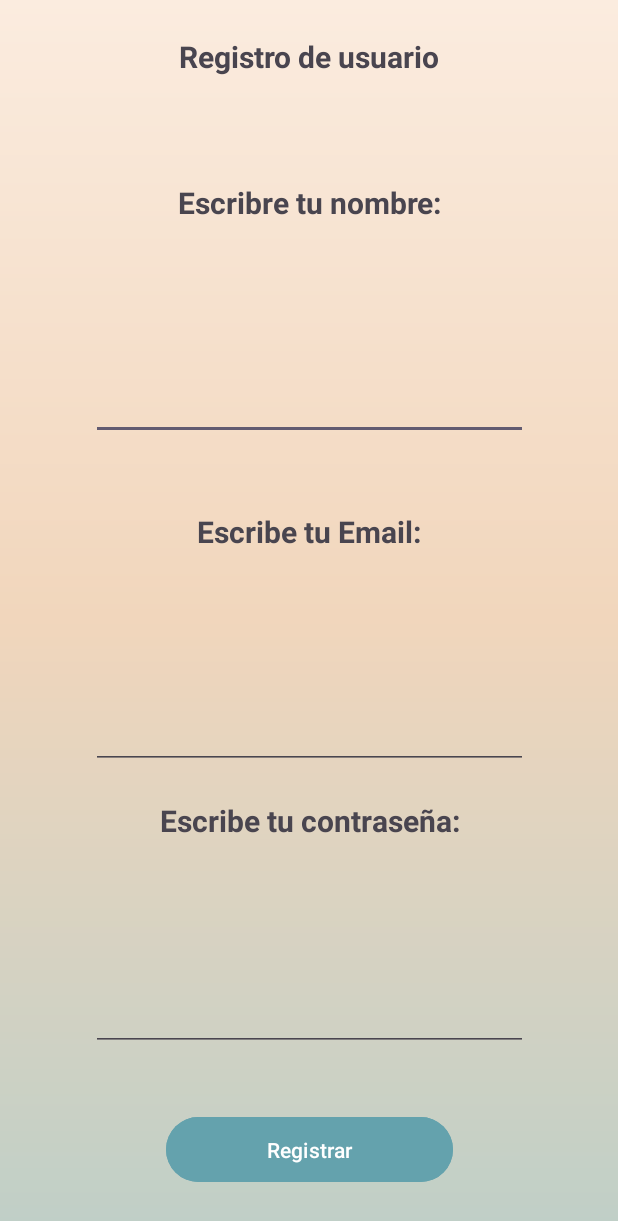
After one commit to cathysulbaran/Proyecto_front_csb, an Android app: the registro screen opened directly, with no data from a screen before it, on a phone screen of 412 x 824 dp. The commit adds this screen. Shown: the top 1221 px of the screen. Run offline under Robolectric (Android 15) with nearby library versions, the phone set to English and light mode, and no system bars; our stand-ins replace Firebase (no records; nobody signed in at launch, a user with empty details on screens opened directly).

Commit message:
pantalla de crear usuario con registro

```diff
--- a/app/src/main/java/com/example/proyecto_front_csb/Login.java
+++ b/app/src/main/java/com/example/proyecto_front_csb/Login.java
@@ -9,6 +9,7 @@ import android.os.Bundle;
 import android.view.View;
 import android.widget.Button;
 import android.widget.EditText;
+import android.widget.TextView;
 import android.widget.Toast;
 
 import com.google.android.gms.tasks.OnCompleteListener;
@@ -21,6 +22,8 @@ public class Login extends AppCompatActivity {
     private EditText edt_contrasena;
     private Button bt_login;
 
+    private TextView tv_registro;
+
     @Override
     protected void onCreate(Bundle savedInstanceState) {
         super.onCreate(savedInstanceState);
@@ -29,11 +32,20 @@ public class Login extends AppCompatActivity {
         edt_username = findViewById(R.id.edtUsuario);
         edt_contrasena = findViewById(R.id.edtContrasena);
         bt_login = findViewById(R.id.btLogin);
+        tv_registro = findViewById(R.id.tv_Registro);
 
         bt_login.setOnClickListener(new View.OnClickListener() {
             @Override
             public void onClick(View v) {
-                Iniciar_MainSinUsuario();
+                Iniciar_Main();
+            }
+        });
+
+        tv_registro.setOnClickListener(new View.OnClickListener() {
+            @Override
+            public void onClick(View v) {
+                Intent intent = new Intent(Login.this, registro.class);
+                startActivity(intent);
             }
         });
 
--- /dev/null
+++ b/app/src/main/java/com/example/proyecto_front_csb/registro.java
@@ -0,0 +1,61 @@
+package com.example.proyecto_front_csb;
+
+import androidx.annotation.NonNull;
+import androidx.appcompat.app.AppCompatActivity;
+
+import android.content.Intent;
+import android.os.Bundle;
+import android.view.View;
+import android.widget.Button;
+import android.widget.EditText;
+import android.widget.Toast;
+
+import com.google.android.gms.tasks.OnCompleteListener;
+import com.google.android.gms.tasks.Task;
+import com.google.firebase.auth.AuthResult;
+import com.google.firebase.auth.FirebaseAuth;
+
+public class registro extends AppCompatActivity {
+
+    private EditText edt_username;
+    private EditText edt_contrasena;
+    private EditText edt_correo;
+    private Button bt_crear;
+
+
+    @Override
+    protected void onCreate(Bundle savedInstanceState) {
+        super.onCreate(savedInstanceState);
+        setContentView(R.layout.activity_registro);
+
+        edt_username = findViewById(R.id.edtNombre);
+        edt_contrasena = findViewById(R.id.edtContrasena);
+        edt_correo = findViewById(R.id.edtEmail);
+        bt_crear = findViewById(R.id.btCrear);
+
+        bt_crear.setOnClickListener(new View.OnClickListener() {
+            @Override
+            public void onClick(View v) {
+                Crear_Usuario();
+            }
+        });
+    }
+
+    public void Crear_Usuario(){
+        FirebaseAuth.getInstance().createUserWithEmailAndPassword(edt_correo.getText().toString(), edt_contrasena.getText().toString())
+                .addOnCompleteListener(new OnCompleteListener<AuthResult>() {
+                    @Override
+                    public void onComplete(@NonNull Task<AuthResult> task) {
+                        if(task.isSuccessful()){
+                            Toast.makeText(registro.this, "Cuenta creada correctamente.", Toast.LENGTH_SHORT).show();
+                            Intent intent = new Intent(registro.this, Login.class);
+                            startActivity(intent);
+                        }else {
+                            Toast.makeText(registro.this, "La cuenta no se ha podido crear correctamente.", Toast.LENGTH_SHORT).show();
+                        }
+                    }
+                });
+    }
+
+
+}
--- a/app/src/main/res/layout/activity_login.xml
+++ b/app/src/main/res/layout/activity_login.xml
@@ -8,56 +8,65 @@
     android:gravity="center"
     android:padding="16dp"
     tools:context=".Login">
+
     <LinearLayout
-        android:layout_width="match_parent"
-        android:layout_height="wrap_content"
+        android:layout_width="380dp"
+        android:layout_height="511dp"
         android:gravity="center"
-        android:orientation="vertical"
-        >
+        android:orientation="vertical">
+
         <ImageView
             android:layout_width="160dp"
             android:layout_height="160dp"
             android:src="@drawable/icon_account_circle">
 
         </ImageView>
+
         <EditText
             android:id="@+id/edtUsuario"
             android:layout_width="match_parent"
             android:layout_height="wrap_content"
             android:layout_marginTop="32dp"
-            android:hint="Username"
+            android:background="@drawable/rounded_corner"
+            android:hint="Email"
+            android:inputType="text"
+            android:padding="18dp"
+            android:text=""
             android:textColor="@color/white"
-            android:inputType="text"
-            android:text=""
-            android:textSize="20sp"
-            android:background="@drawable/rounded_corner"
-            android:padding="18dp"
-            />
+            android:textSize="20sp" />
 
         <EditText
             android:id="@+id/edtContrasena"
             android:layout_width="match_parent"
             android:layout_height="wrap_content"
             android:layout_marginTop="16dp"
+            android:background="@drawable/rounded_corner"
             android:hint="Password"
+            android:inputType="textPassword"
+            android:padding="18dp"
+            android:text=""
             android:textColor="@color/white"
-            android:inputType="textPassword"
-            android:text=""
-            android:textSize="20sp"
-            android:background="@drawable/rounded_corner"
-            android:padding="18dp"
-            />
+            android:textSize="20sp" />
 
         <Button
             android:id="@+id/btLogin"
             android:layout_width="match_parent"
             android:layout_height="wrap_content"
-            android:text="Login"
+            android:layout_marginTop="32dp"
             android:backgroundTint="@color/boton_oscuro"
             android:padding="18dp"
-            android:layout_marginTop="32dp"
+            android:text="Login"
             android:textSize="20sp" />
 
+        <TextView
+            android:id="@+id/tv_Registro"
+            android:layout_width="wrap_content"
+            android:layout_height="wrap_content"
+            android:layout_marginTop="20dp"
+            android:text="Registrar "
+            android:textAlignment="center"
+            android:textSize="18dp"
+            android:textStyle="bold|italic" />
 
 
     </LinearLayout>
--- /dev/null
+++ b/app/src/main/res/layout/activity_registro.xml
@@ -0,0 +1,152 @@
+<?xml version="1.0" encoding="utf-8"?>
+<androidx.constraintlayout.widget.ConstraintLayout xmlns:android="http://schemas.android.com/apk/res/android"
+    xmlns:app="http://schemas.android.com/apk/res-auto"
+    xmlns:tools="http://schemas.android.com/tools"
+    android:layout_width="match_parent"
+    android:layout_height="match_parent"
+    tools:context=".registro"
+    android:background="@drawable/fondo_degradado"
+    android:gravity="center"
+    >
+
+    <androidx.constraintlayout.widget.Guideline
+        android:id="@+id/guideline16"
+        android:layout_width="wrap_content"
+        android:layout_height="wrap_content"
+        android:orientation="horizontal"
+        app:layout_constraintGuide_percent="0.366" />
+
+    <androidx.constraintlayout.widget.Guideline
+        android:id="@+id/guideline17"
+        android:layout_width="wrap_content"
+        android:layout_height="wrap_content"
+        android:orientation="horizontal"
+        app:layout_constraintGuide_percent="0.632" />
+
+    <EditText
+        android:id="@+id/edtNombre"
+        android:layout_width="291dp"
+        android:layout_height="58dp"
+        android:layout_marginBottom="8dp"
+        android:ems="10"
+        android:inputType="text"
+        app:layout_constraintBottom_toTopOf="@+id/guideline16"
+        app:layout_constraintEnd_toStartOf="@+id/guideline22"
+        app:layout_constraintStart_toStartOf="@+id/guideline21" />
+
+    <EditText
+        android:id="@+id/edtEmail"
+        android:layout_width="291dp"
+        android:layout_height="58dp"
+        android:layout_marginBottom="8dp"
+        android:ems="10"
+        android:inputType="textEmailAddress"
+        app:layout_constraintBottom_toTopOf="@+id/guideline17"
+        app:layout_constraintEnd_toStartOf="@+id/guideline22"
+        app:layout_constraintStart_toStartOf="@+id/guideline21" />
+
+    <EditText
+        android:id="@+id/edtContrasena"
+        android:layout_width="291dp"
+        android:layout_height="58dp"
+        android:layout_marginBottom="8dp"
+        android:ems="10"
+        android:inputType="textPassword"
+        app:layout_constraintBottom_toTopOf="@+id/guideline18"
+        app:layout_constraintEnd_toStartOf="@+id/guideline22"
+        app:layout_constraintStart_toStartOf="@+id/guideline21" />
+
+    <androidx.constraintlayout.widget.Guideline
+        android:id="@+id/guideline18"
+        android:layout_width="wrap_content"
+        android:layout_height="wrap_content"
+        android:orientation="horizontal"
+        app:layout_constraintGuide_percent="0.86" />
+
+    <Button
+        android:id="@+id/btCrear"
+        android:layout_width="191dp"
+        android:layout_height="51dp"
+        android:backgroundTint="@color/boton_oscuro"
+        android:text="Registrar"
+        app:layout_constraintBottom_toBottomOf="parent"
+        app:layout_constraintEnd_toEndOf="parent"
+        app:layout_constraintStart_toStartOf="parent"
+        app:layout_constraintTop_toTopOf="@+id/guideline18" />
+
+    <androidx.constraintlayout.widget.Guideline
+        android:id="@+id/guideline19"
+        android:layout_width="wrap_content"
+        android:layout_height="wrap_content"
+        android:orientation="horizontal"
+        app:layout_constraintGuide_percent="0.1" />
+
+    <TextView
+        android:id="@+id/tv_texto"
+        android:layout_width="289dp"
+        android:layout_height="35dp"
+        android:text="Registro de usuario"
+        android:textAlignment="center"
+        android:textSize="20sp"
+        android:textStyle="bold"
+        app:layout_constraintBottom_toTopOf="@+id/guideline19"
+        app:layout_constraintEnd_toEndOf="parent"
+        app:layout_constraintStart_toStartOf="parent"
+        app:layout_constraintTop_toTopOf="parent" />
+
+    <TextView
+        android:id="@+id/textView13"
+        android:layout_width="289dp"
+        android:layout_height="75dp"
+        android:text="Escribre tu nombre:"
+        android:textAlignment="center"
+        android:textSize="20sp"
+        android:textStyle="bold"
+        app:layout_constraintBottom_toTopOf="@+id/edtNombre"
+        app:layout_constraintEnd_toStartOf="@+id/guideline22"
+        app:layout_constraintStart_toStartOf="@+id/guideline21"
+        app:layout_constraintTop_toTopOf="@+id/guideline19" />
+
+    <TextView
+        android:id="@+id/textView14"
+        android:layout_width="289dp"
+        android:layout_height="75dp"
+        android:text="Escribe tu Email:"
+        android:textAlignment="center"
+        android:textSize="20sp"
+        android:textStyle="bold"
+        app:layout_constraintBottom_toTopOf="@+id/edtEmail"
+        app:layout_constraintEnd_toStartOf="@+id/guideline22"
+        app:layout_constraintStart_toStartOf="@+id/guideline21"
+        app:layout_constraintTop_toTopOf="@+id/guideline16" />
+
+    <TextView
+        android:id="@+id/textView15"
+        android:layout_width="289dp"
+        android:layout_height="75dp"
+        android:text="Escribe tu contraseña:"
+        android:textAlignment="center"
+        android:textSize="20sp"
+        android:textStyle="bold"
+        app:layout_constraintBottom_toTopOf="@+id/edtContrasena"
+        app:layout_constraintEnd_toStartOf="@+id/guideline22"
+        app:layout_constraintStart_toStartOf="@+id/guideline21"
+        app:layout_constraintTop_toTopOf="@+id/guideline17"
+        app:layout_constraintVertical_bias="0.265" />
+
+    <androidx.constraintlayout.widget.Guideline
+        android:id="@+id/guideline21"
+        android:layout_width="wrap_content"
+        android:layout_height="wrap_content"
+        android:orientation="vertical"
+        app:layout_constraintGuide_percent="0.1" />
+
+    <androidx.constraintlayout.widget.Guideline
+        android:id="@+id/guideline22"
+        android:layout_width="wrap_content"
+        android:layout_height="wrap_content"
+        android:orientation="vertical"
+        app:layout_constraintGuide_percent="0.9" />
+
+
+</androidx.constraintlayout.widget.ConstraintLayout>
```
Also changed, not shown: app/src/main/AndroidManifest.xml (+5 -4 lines).
